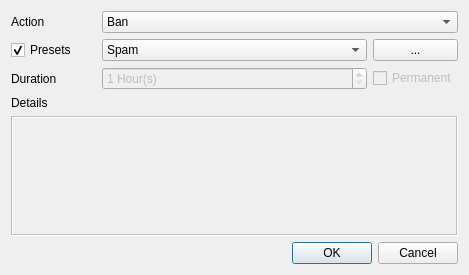
This is data/ui/moderator_action_dialog.ui in AttorneyOnline/AO2-Client as Qt 5 draws it before an edit. The edited form follows.
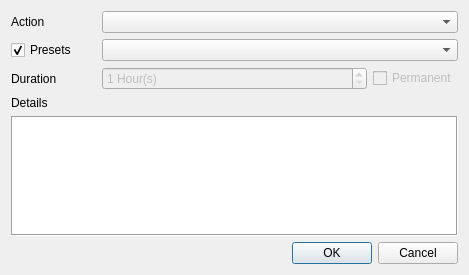
This is the edited form.

Commit message: Moderator Dialog - Step 1 - WIP

```diff
--- a/data/ui/moderator_action_dialog.ui
+++ b/data/ui/moderator_action_dialog.ui
@@ -37,18 +37,7 @@
       </widget>
      </item>
      <item row="0" column="1" colspan="4">
-      <widget class="QComboBox" name="action_box">
-       <item>
-        <property name="text">
-         <string>Ban</string>
-        </property>
-       </item>
-       <item>
-        <property name="text">
-         <string>Kick</string>
-        </property>
-       </item>
-      </widget>
+      <widget class="QComboBox" name="action_box"/>
      </item>
      <item row="4" column="0">
       <widget class="QLabel" name="duration_label">
@@ -57,28 +46,6 @@
        </property>
       </widget>
      </item>
-     <item row="1" column="4">
-      <widget class="QPushButton" name="edit_preset_button">
-       <property name="sizePolicy">
-        <sizepolicy hsizetype="Minimum" vsizetype="Minimum">
-         <horstretch>0</horstretch>
-         <verstretch>0</verstretch>
-        </sizepolicy>
-       </property>
-       <property name="text">
-        <string>...</string>
-       </property>
-      </widget>
-     </item>
-     <item row="1" column="1" colspan="3">
-      <widget class="QComboBox" name="selected_preset_box">
-       <item>
-        <property name="text">
-         <string>Spam</string>
-        </property>
-       </item>
-      </widget>
-     </item>
      <item row="4" column="4">
       <widget class="QCheckBox" name="duration_permanent_cb">
        <property name="enabled">
@@ -105,6 +72,9 @@
        </property>
       </widget>
      </item>
+     <item row="1" column="1" colspan="4">
+      <widget class="QComboBox" name="selected_preset_box"/>
+     </item>
     </layout>
    </item>
    <item>
@@ -119,7 +89,7 @@
      <item>
       <widget class="QTextEdit" name="details_edit">
        <property name="enabled">
-        <bool>false</bool>
+        <bool>true</bool>
        </property>
        <property name="frameShape">
         <enum>QFrame::Box</enum>
@@ -129,10 +99,13 @@
        </property>
        <property name="html">
         <string>&lt;!DOCTYPE HTML PUBLIC &quot;-//W3C//DTD HTML 4.0//EN&quot; &quot;http://www.w3.org/TR/REC-html40/strict.dtd&quot;&gt;
-&lt;html&gt;&lt;head&gt;&lt;meta name=&quot;qrichtext&quot; content=&quot;1&quot; /&gt;&lt;style type=&quot;text/css&quot;&gt;
+&lt;html&gt;&lt;head&gt;&lt;meta name=&quot;qrichtext&quot; content=&quot;1&quot; /&gt;&lt;meta charset=&quot;utf-8&quot; /&gt;&lt;style type=&quot;text/css&quot;&gt;
 p, li { white-space: pre-wrap; }
-&lt;/style&gt;&lt;/head&gt;&lt;body style=&quot; font-family:'MS Shell Dlg 2'; font-size:8.25pt; font-weight:400; font-style:normal;&quot;&gt;
-&lt;p style=&quot;-qt-paragraph-type:empty; margin-top:0px; margin-bottom:0px; margin-left:0px; margin-right:0px; -qt-block-indent:0; text-indent:0px;&quot;&gt;&lt;br /&gt;&lt;/p&gt;&lt;/body&gt;&lt;/html&gt;</string>
+hr { height: 1px; border-width: 0; }
+li.unchecked::marker { content: &quot;\2610&quot;; }
+li.checked::marker { content: &quot;\2612&quot;; }
+&lt;/style&gt;&lt;/head&gt;&lt;body style=&quot; font-family:'Segoe UI'; font-size:9pt; font-weight:400; font-style:normal;&quot;&gt;
+&lt;p style=&quot;-qt-paragraph-type:empty; margin-top:0px; margin-bottom:0px; margin-left:0px; margin-right:0px; -qt-block-indent:0; text-indent:0px; font-family:'MS Shell Dlg 2'; font-size:8.25pt;&quot;&gt;&lt;br /&gt;&lt;/p&gt;&lt;/body&gt;&lt;/html&gt;</string>
        </property>
       </widget>
      </item>
```
Left out of the diff: 16 changed lines with no effect on the pictures. The commit also changes 8 other files.
